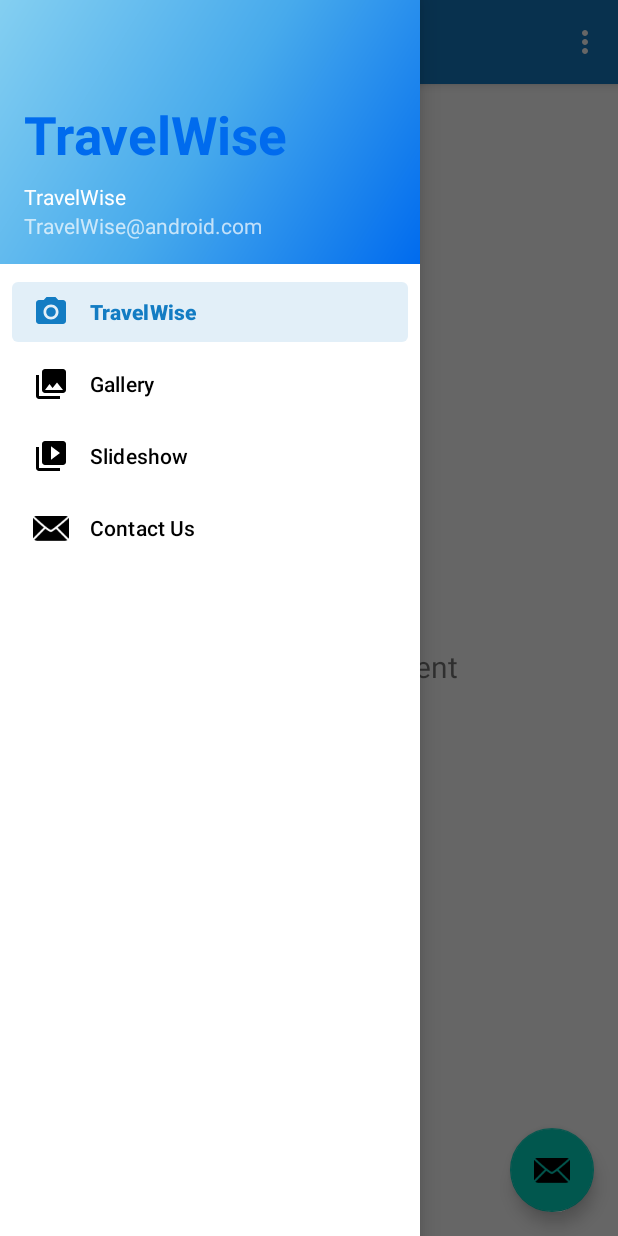
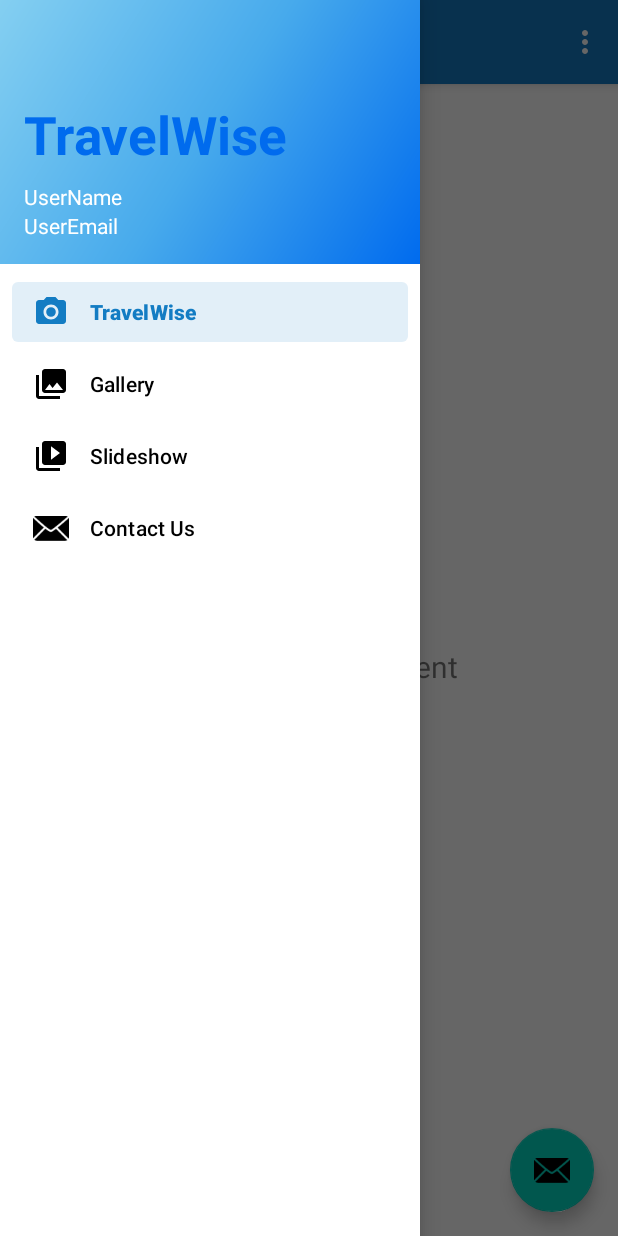
Before and after one commit to bingenk/MAD2023_Team2, an Android app: the MainActivity screen opened directly, with no data from a screen before it, with the side drawer open, on a phone screen of 412 x 824 dp. Run offline under Robolectric (Android 15) with nearby library versions, the phone set to English and light mode, and no system bars; our stand-ins replace Firebase (no records; nobody signed in at launch, a user with empty details on screens opened directly), navigation-ui.

Commit message:
Show user profile after login implemented

```diff
--- a/app/build.gradle
+++ b/app/build.gradle
@@ -48,6 +48,7 @@ dependencies {
     implementation 'com.google.firebase:firebase-auth:22.0.0'
     implementation 'com.google.firebase:firebase-database:20.2.2'
     implementation 'com.google.firebase:firebase-auth-ktx:22.0.0'
+    implementation 'com.google.firebase:firebase-core:21.1.1'
     implementation 'com.android.volley:volley:1.2.1'
     testImplementation 'junit:junit:4.13.2'
     androidTestImplementation 'androidx.test.ext:junit:1.1.5'
--- a/app/src/main/AndroidManifest.xml
+++ b/app/src/main/AndroidManifest.xml
@@ -30,7 +30,7 @@
             android:name=".ui.BookingAttraction.BookAttractActivity"
             android:exported="true" />
         <activity
-            android:name=".ui.BookingAttraction.MainActivity"
+            android:name=".ui.MainActivity"
             android:exported="true"
             android:label="@string/app_name"
             android:theme="@style/Theme.MAD2023_Team2.NoActionBar">
--- a/app/src/main/java/sg/edu/np/mad/mad2023_team2/ui/BookingAttraction/MainActivity.java
+++ b/app/src/main/java/sg/edu/np/mad/mad2023_team2/ui/MainActivity.java
@@ -1,11 +1,16 @@
-package sg.edu.np.mad.mad2023_team2.ui.BookingAttraction;
+package sg.edu.np.mad.mad2023_team2.ui;
 
+import android.content.Intent;
 import android.os.Bundle;
 import android.view.View;
 import android.view.Menu;
+import android.widget.TextView;
 
 import com.google.android.material.snackbar.Snackbar;
 import com.google.android.material.navigation.NavigationView;
+import com.google.firebase.auth.FirebaseAuth;
+import com.google.firebase.auth.FirebaseUser;
+import com.google.firebase.ktx.Firebase;
 
 import androidx.navigation.NavController;
 import androidx.navigation.Navigation;
@@ -21,6 +26,8 @@ public class MainActivity extends AppCompatActivity {
 
     private AppBarConfiguration mAppBarConfiguration;
     private ActivityMainBinding binding;
+    private TextView profileUsername;
+    private TextView profileEmail;
 
     @Override
     protected void onCreate(Bundle savedInstanceState) {
@@ -39,8 +46,24 @@ public class MainActivity extends AppCompatActivity {
         });
         DrawerLayout drawer = binding.drawerLayout;
         NavigationView navigationView = binding.navView;
-        // Passing each menu ID as a set of Ids because each
-        // menu should be considered as top level destinations.
+
+        // Show user profile upon when user login
+        // Get references to the profileUsername and profileEmail TextViews
+        View headerView = navigationView.getHeaderView(0);
+        profileUsername = headerView.findViewById(R.id.profileUsername);
+        profileEmail = headerView.findViewById(R.id.profileEmail);
+
+        // Retrieve the user profile information from the intent
+        Intent intent = getIntent();
+        if (intent != null && intent.hasExtra("username") && intent.hasExtra("email")) {
+            String username = intent.getStringExtra("username");
+            String email = intent.getStringExtra("email");
+
+            // Set the user profile information to the TextViews
+            profileUsername.setText(username);
+            profileEmail.setText(email);
+        }
+
         mAppBarConfiguration = new AppBarConfiguration.Builder(
                 R.id.nav_home, R.id.nav_gallery, R.id.nav_slideshow, R.id.nav_contact)
                 .setOpenableLayout(drawer)
@@ -52,7 +75,6 @@ public class MainActivity extends AppCompatActivity {
 
     @Override
     public boolean onCreateOptionsMenu(Menu menu) {
-        // Inflate the menu; this adds items to the action bar if it is present.
         getMenuInflater().inflate(R.menu.main, menu);
         return true;
     }
--- a/app/src/main/res/layout/app_bar_main.xml
+++ b/app/src/main/res/layout/app_bar_main.xml
@@ -4,7 +4,7 @@
     xmlns:tools="http://schemas.android.com/tools"
     android:layout_width="match_parent"
     android:layout_height="match_parent"
-    tools:context=".ui.BookingAttraction.MainActivity">
+    tools:context=".ui.MainActivity">
 
     <com.google.android.material.appbar.AppBarLayout
         android:layout_width="match_parent"
--- a/app/src/main/res/layout/nav_header_main.xml
+++ b/app/src/main/res/layout/nav_header_main.xml
@@ -21,15 +21,17 @@
         android:textStyle="bold" />
 
     <TextView
+        android:id="@+id/profileUsername"
         android:layout_width="match_parent"
         android:layout_height="wrap_content"
         android:paddingTop="@dimen/nav_header_vertical_spacing"
-        android:text="@string/nav_header_title"
+        android:text="UserName"
         android:textAppearance="@style/TextAppearance.AppCompat.Body1" />
 
     <TextView
-        android:id="@+id/textView"
+        android:id="@+id/profileEmail"
+        android:text="UserEmail"
         android:layout_width="wrap_content"
         android:layout_height="wrap_content"
-        android:text="@string/nav_header_subtitle" />
+        android:textAppearance="@style/TextAppearance.AppCompat.Body1"/>
 </LinearLayout>
```
Also changed, not shown: app/src/main/java/sg/edu/np/mad/mad2023_team2/ui/LoginSignup/Login.java (+15 -1 lines).
